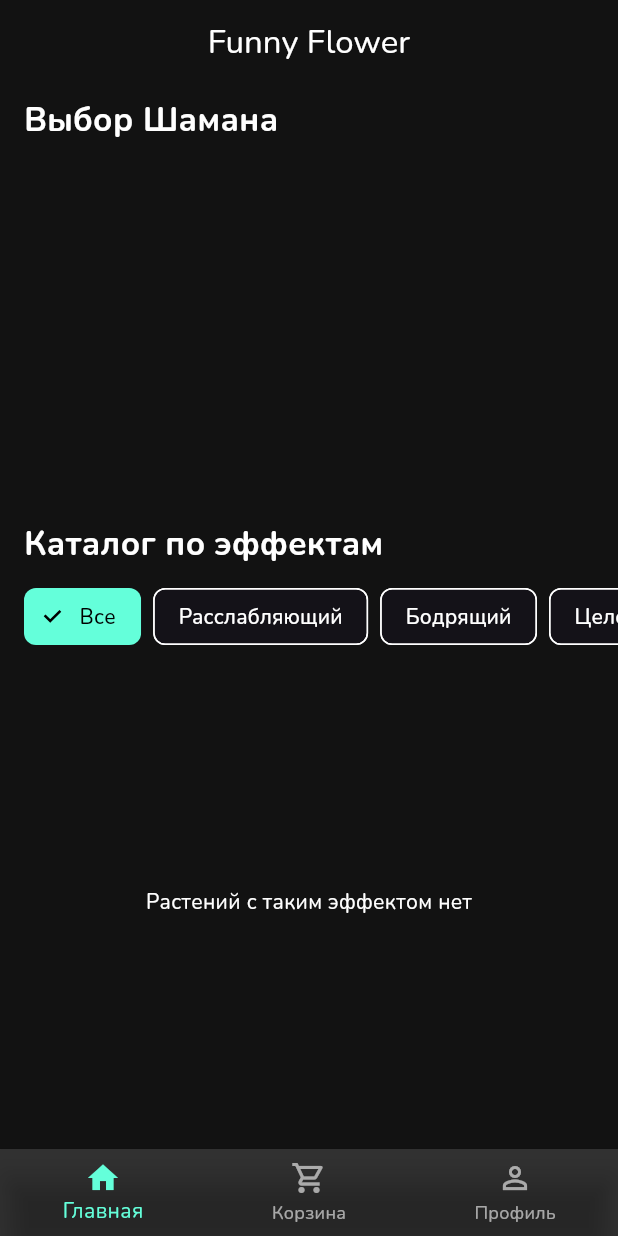
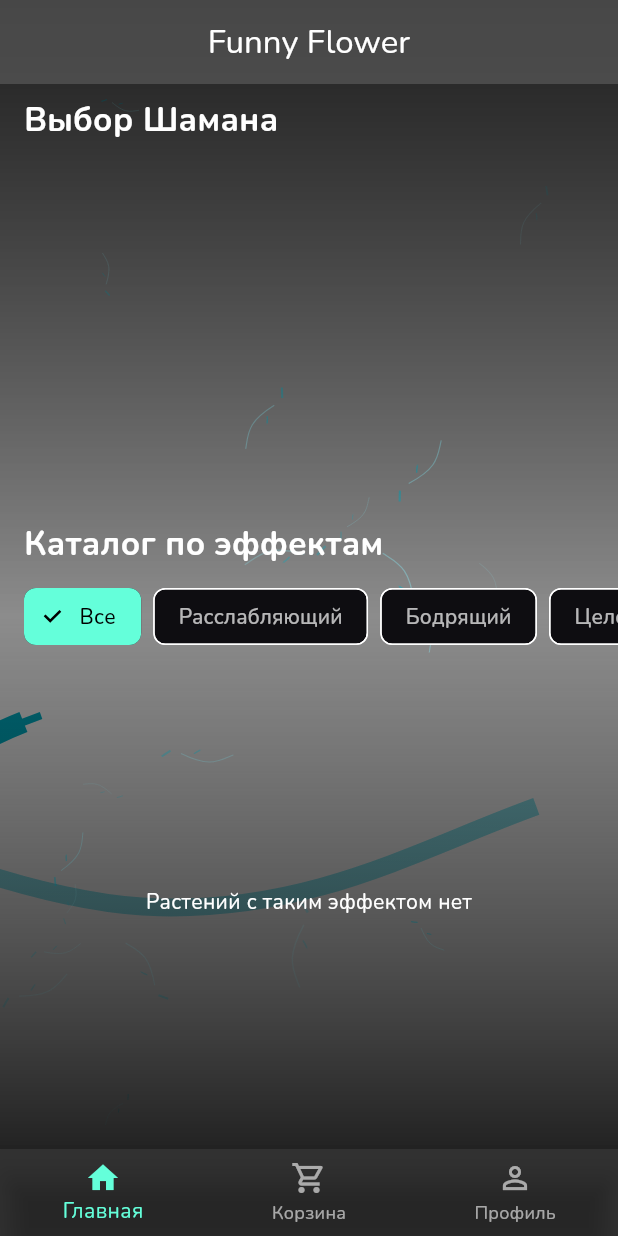
Before and after one commit to boynextdoor6666/Funny_flower, a Flutter app: the screen it shows after launch, after a tap on "Пропустить", on a phone screen of 412 x 824 dp. Run offline on Flutter 3.47's test engine with Material 3 defaults, Android fonts, the phone set to English and light mode, and no system bars; our stand-ins replace audioplayers, cloud_firestore, firebase_auth, firebase_core, firebase_storage, go_router and 4 more; accounts and stored records are empty.

Commit message:
made some animated background

```diff
--- a/lib/screens/home_screen.dart
+++ b/lib/screens/home_screen.dart
@@ -3,6 +3,8 @@ import 'package:flutter/material.dart';
 import 'package:funny_flower/models/product_model.dart';
 import 'package:funny_flower/providers/wishlist_provider.dart';
 import 'package:funny_flower/services/firestore_service.dart';
+// ✅ 1. Импортируем новый виджет для фона
+import 'package:funny_flower/widgets/multi_wave_background.dart';
 import 'package:go_router/go_router.dart';
 import 'package:provider/provider.dart';
 
@@ -14,10 +16,17 @@ class HomeScreen extends StatefulWidget {
 }
 
 class _HomeScreenState extends State<HomeScreen> {
-  // <-- ИЗМЕНЕНИЕ: Теперь фильтруем по эффекту, а не категории
   String _selectedEffect = 'Все';
-  // <-- ИЗМЕНЕНИЕ: Обновите этот список вашими реальными эффектами из Firestore
-  final List<String> _effects = ['Все', 'Расслабляющий', 'Бодрящий', 'Целебный', 'Мистический'];
+  // Убедитесь, что здесь перечислены все эффекты из вашей базы данных
+  final List<String> _effects = [
+    'Все',
+    'Расслабляющий',
+    'Бодрящий',
+    'Целебный',
+    'Мистический',
+    'Вдохновляющий',
+    'Сновидческий'
+  ];
 
   @override
   Widget build(BuildContext context) {
@@ -25,24 +34,52 @@ class _HomeScreenState extends State<HomeScreen> {
     final wishlistProvider = context.watch<WishlistProvider>();
     final theme = Theme.of(context);
 
-    return Scaffold(
+    // ✅ 2. Оборачиваем весь экран в наш новый виджет MultiWaveBackground
+    return MultiWaveBackground(
+      numAnimations: 20, // Настройте количество "волн" по вкусу
+      child: Scaffold(
+        // ✅ 3. Фон Scaffold должен быть прозрачным, чтобы фон был виден
+        backgroundColor: Colors.transparent,
         appBar: AppBar(
           title: const Text('Funny Flower'),
+          backgroundColor: Colors.black.withOpacity(0.3), // Полупрозрачный AppBar
+          elevation: 0, // Убираем тень
         ),
-      body: NestedScrollView(
+        // ✅ 4. В теле Scaffold оставляем Stack только для градиента и контента
+        body: Stack(
+          children: [
+            // --- Слой 1: ГРАДИЕНТ-ЗАТЕМНЕНИЕ ---
+            // Он делает фон темнее, чтобы текст был читаемым
+            Positioned.fill(
+              child: Container(
+                decoration: BoxDecoration(
+                  gradient: LinearGradient(
+                    colors: [
+                      Colors.black.withOpacity(0.6),
+                      Colors.transparent,
+                      Colors.black.withOpacity(0.8),
+                    ],
+                    begin: Alignment.topCenter,
+                    end: Alignment.bottomCenter,
+                    stops: const [0.0, 0.5, 1.0],
+                  ),
+                ),
+              ),
+            ),
+            // --- Слой 2: ВАШ ОСНОВНОЙ КОНТЕНТ (NestedScrollView) ---
+            // Этот виджет теперь находится поверх градиента и анимированного фона
+            NestedScrollView(
               headerSliverBuilder: (context, innerBoxIsScrolled) {
                 return [
                   SliverToBoxAdapter(
                     child: Column(
                       crossAxisAlignment: CrossAxisAlignment.start,
                       children: [
-                  // <-- ИЗМЕНЕНИЕ: Текст заголовка обновлен
                         const Padding(
                           padding: EdgeInsets.symmetric(horizontal: 16.0, vertical: 8.0),
                           child: Text('Выбор Шамана', style: TextStyle(fontSize: 22, fontWeight: FontWeight.bold)),
                         ),
                         StreamBuilder<List<Product>>(
-                    // <-- ИЗМЕНЕНИЕ: Используем новый метод getShamanChoiceProducts
                           stream: firestoreService.getShamanChoiceProducts(),
                           builder: (context, snapshot) {
                             if (!snapshot.hasData) return const SizedBox(height: 220, child: Center(child: CircularProgressIndicator()));
@@ -58,6 +95,7 @@ class _HomeScreenState extends State<HomeScreen> {
                                   return GestureDetector(
                                     onTap: () => context.go('/home/product/${product.id}'),
                                     child: Card(
+                                      color: Colors.black.withOpacity(0.4), // Полупрозрачная карточка
                                       margin: const EdgeInsets.all(4),
                                       clipBehavior: Clip.antiAlias,
                                       child: SizedBox(
@@ -95,10 +133,8 @@ class _HomeScreenState extends State<HomeScreen> {
                           child: ListView.builder(
                             scrollDirection: Axis.horizontal,
                             padding: const EdgeInsets.symmetric(horizontal: 12.0),
-                      // <-- ИЗМЕНЕНИЕ: Используем список эффектов
                             itemCount: _effects.length,
                             itemBuilder: (context, index) {
-                        // <-- ИЗМЕНЕНИЕ: Работаем с переменной effect
                               final effect = _effects[index];
                               final isSelected = effect == _selectedEffect;
                               return Padding(
@@ -108,15 +144,13 @@ class _HomeScreenState extends State<HomeScreen> {
                                   selected: isSelected,
                                   onSelected: (selected) {
                                     if (selected) {
-                                setState(() {
-                                  // <-- ИЗМЕНЕНИЕ: Обновляем выбранный эффект
-                                  _selectedEffect = effect;
-                                });
+                                      setState(() => _selectedEffect = effect);
                                     }
                                   },
                                   selectedColor: theme.colorScheme.secondary,
+                                  backgroundColor: Colors.black.withOpacity(0.3),
                                   labelStyle: TextStyle(
-                              color: isSelected ? theme.colorScheme.onSecondary : theme.textTheme.bodyLarge?.color,
+                                    color: isSelected ? theme.colorScheme.onSecondary : Colors.white70,
                                   ),
                                 ),
                               );
@@ -129,7 +163,6 @@ class _HomeScreenState extends State<HomeScreen> {
                 ];
               },
               body: StreamBuilder<List<Product>>(
-          // <-- ИЗМЕНЕНИЕ: Вызываем getProducts с параметром effect
                 stream: firestoreService.getProducts(effect: _selectedEffect),
                 builder: (context, snapshot) {
                   if (snapshot.connectionState == ConnectionState.waiting) {
@@ -159,6 +192,7 @@ class _HomeScreenState extends State<HomeScreen> {
                       return GestureDetector(
                         onTap: () => context.go('/home/product/${product.id}'),
                         child: Card(
+                          color: Colors.black.withOpacity(0.4), // Полупрозрачная карточка
                           clipBehavior: Clip.antiAlias,
                           child: Column(
                             crossAxisAlignment: CrossAxisAlignment.start,
@@ -179,9 +213,7 @@ class _HomeScreenState extends State<HomeScreen> {
                                         backgroundColor: Colors.black.withOpacity(0.5),
                                         child: IconButton(
                                           icon: Icon(isFav ? Icons.favorite : Icons.favorite_border, color: isFav ? Colors.redAccent : Colors.white),
-                                    onPressed: () {
-                                      wishlistProvider.toggleFavorite(product);
-                                    },
+                                          onPressed: () => wishlistProvider.toggleFavorite(product),
                                         ),
                                       ),
                                     )
@@ -205,6 +237,9 @@ class _HomeScreenState extends State<HomeScreen> {
                 },
               ),
             ),
+          ],
+        ),
+      ),
     );
   }
 }
--- /dev/null
+++ b/lib/widgets/multi_wave_background.dart
@@ -0,0 +1,130 @@
+// lib/widgets/multi_wave_background.dart
+import 'dart:math';
+import 'package:flutter/material.dart';
+import 'package:lottie/lottie.dart';
+
+// Модель для хранения свойств каждой анимированной частицы
+class _WaveParticle {
+  late Offset position;
+  final double size;
+  final double speed;
+  final double opacity;
+  final double initialRotation;
+
+  _WaveParticle({
+    required this.position,
+    required this.size,
+    required this.speed,
+    required this.opacity,
+    required this.initialRotation,
+  });
+}
+
+class MultiWaveBackground extends StatefulWidget {
+  final int numAnimations; // Количество анимаций, которое мы хотим видеть
+  final Widget child;      // Контент, который будет поверх фона
+
+  const MultiWaveBackground({
+    Key? key,
+    required this.child,
+    this.numAnimations = 15, // По умолчанию создаем 15 анимаций
+  }) : super(key: key);
+
+  @override
+  State<MultiWaveBackground> createState() => _MultiWaveBackgroundState();
+}
+
+class _MultiWaveBackgroundState extends State<MultiWaveBackground>
+    with SingleTickerProviderStateMixin {
+  late AnimationController _controller;
+  final List<_WaveParticle> _particles = [];
+  final Random _random = Random();
+
+  @override
+  void initState() {
+    super.initState();
+    _controller = AnimationController(
+      vsync: this,
+      duration: const Duration(seconds: 20), // Длительность полного цикла анимации
+    )..repeat(); // Запускаем анимацию в бесконечном цикле
+  }
+
+  void _initializeParticles(Size size) {
+    // Инициализируем частицы только один раз
+    if (_particles.isNotEmpty) return;
+
+    for (int i = 0; i < widget.numAnimations; i++) {
+      _particles.add(
+        _WaveParticle(
+          position: Offset(
+            _random.nextDouble() * size.width,
+            _random.nextDouble() * size.height,
+          ),
+          size: _random.nextDouble() * 80 + 40, // Размер от 40 до 120
+          speed: _random.nextDouble() * 20 + 10, // Скорость от 10 до 30
+          opacity: _random.nextDouble() * 0.4 + 0.1, // Прозрачность от 0.1 до 0.5
+          initialRotation: _random.nextDouble() * 2 * pi, // Начальный поворот
+        ),
+      );
+    }
+  }
+
+  @override
+  void dispose() {
+    _controller.dispose();
+    super.dispose();
+  }
+
+  @override
+  Widget build(BuildContext context) {
+    // LayoutBuilder дает нам размеры экрана, чтобы правильно расположить частицы
+    return LayoutBuilder(
+      builder: (context, constraints) {
+        // Получаем размеры доступного пространства
+        final size = constraints.biggest;
+        // Создаем частицы на основе этих размеров
+        _initializeParticles(size);
+
+        return Stack(
+          children: [
+            // Используем AnimatedBuilder для производительной анимации
+            AnimatedBuilder(
+              animation: _controller,
+              builder: (context, child) {
+                return Stack(
+                  children: _particles.map((p) {
+                    // Рассчитываем новую позицию для каждой частицы
+                    final newY = (p.position.dy - (_controller.value * p.speed)) % size.height;
+                    // Если частица ушла за верхний край, она появится снизу
+                    final currentY = newY < 0 ? size.height + newY : newY;
+
+                    return Positioned(
+                      left: p.position.dx - p.size / 2,
+                      top: currentY - p.size / 2,
+                      child: Transform.rotate(
+                        angle: p.initialRotation,
+                        child: Opacity(
+                          opacity: p.opacity,
+                          child: SizedBox(
+                            width: p.size,
+                            height: p.size,
+                            child: Lottie.asset(
+                              'assets/animations/wave.json',
+                              fit: BoxFit.contain,
+                            ),
+                          ),
+                        ),
+                      ),
+                    );
+                  }).toList(),
+                );
+              },
+            ),
+            // Поверх всех анимаций рендерим дочерний виджет (ваш основной контент)
+            widget.child,
+          ],
+        );
+      },
+    );
+  }
+}
```
Lines whose indentation alone changed are shown as unchanged.
